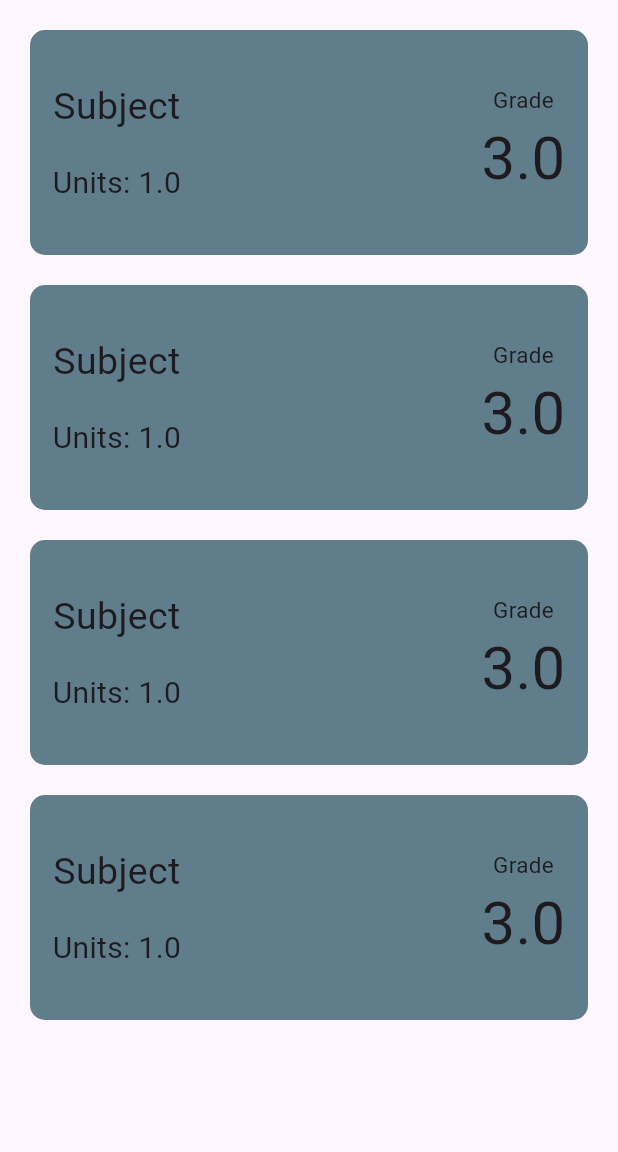
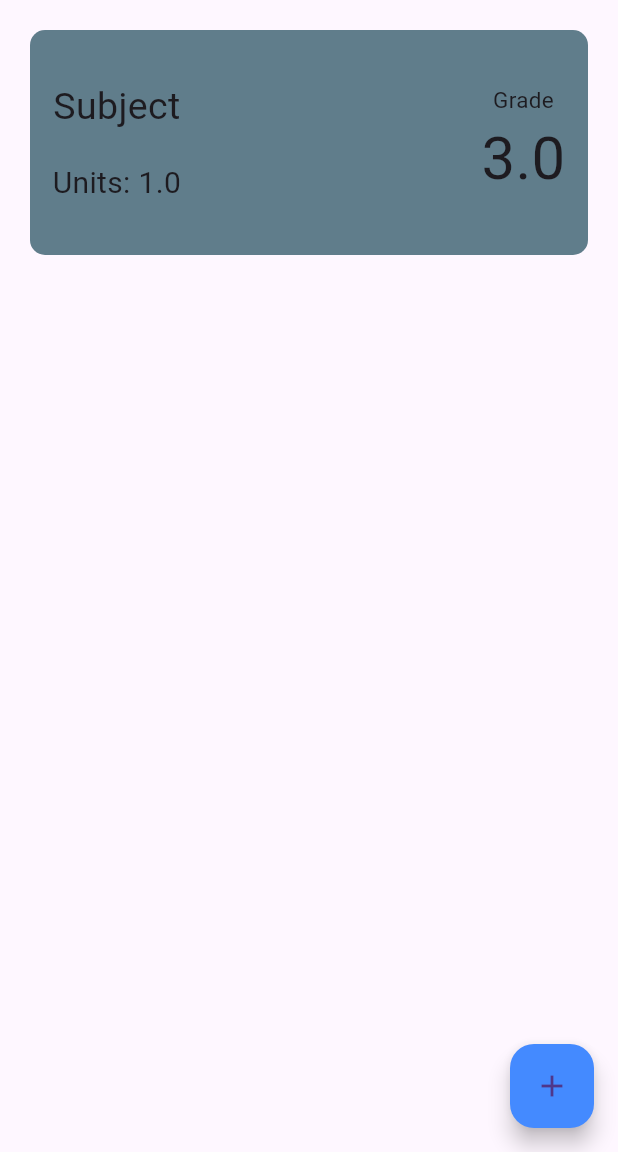
Before and after one commit to jamir4270/grade_calculator_app, a Flutter app: the screen it shows after launch, on a phone screen of 412 x 824 dp, the part 84-1236 px from its top. Run offline on Flutter 3.47's test engine with Material 3 defaults, Android fonts, the phone set to English and light mode, and no system bars.

Commit message:
added floating button

```diff
--- a/lib/pages/home_page.dart
+++ b/lib/pages/home_page.dart
@@ -10,9 +10,6 @@ class HomePage extends StatefulWidget {
 
 class _HomePageState extends State<HomePage> {
   List gradeList = [
-    ["Subject", 3.0, 1.0],
-    ["Subject", 3.0, 1.0],
-    ["Subject", 3.0, 1.0],
     ["Subject", 3.0, 1.0],
   ];
   @override
@@ -35,6 +32,11 @@ class _HomePageState extends State<HomePage> {
           );
         },
       ),
+      floatingActionButton: FloatingActionButton(
+        onPressed: () {},
+        backgroundColor: Colors.blueAccent,
+        child: Icon(Icons.add),
+      ),
     );
   }
 }
```
